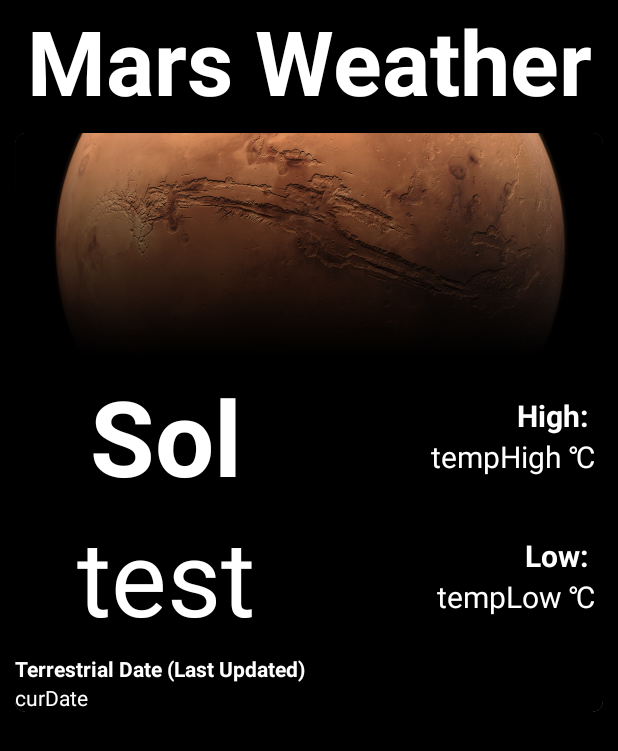
After one commit to ETS-Android1/NASA_Android_App, an Android app: the layout activity_mars_weather.xml on its own in the app's theme, with its tools: preview values and no code run, on a phone screen of 412 x 824 dp. The commit adds this screen. Shown: the top 751 px of the screen. Run offline under Robolectric (Android 15) with nearby library versions, the phone set to English and light mode, and no system bars.

Commit message:
Implementation of Mars Weather activity

```diff
--- a/app/build.gradle
+++ b/app/build.gradle
@@ -37,6 +37,7 @@ dependencies {
     implementation 'androidx.constraintlayout:constraintlayout:2.1.3'
     implementation 'com.squareup.picasso:picasso:2.71828'
     implementation 'com.github.jgabrielfreitas:BlurImageView:1.0.1'
+    implementation 'com.google.android.material:material:1.0.0'
     testImplementation 'junit:junit:4.+'
     androidTestImplementation 'androidx.test.ext:junit:1.1.3'
     androidTestImplementation 'androidx.test.espresso:espresso-core:3.4.0'
--- a/app/src/main/AndroidManifest.xml
+++ b/app/src/main/AndroidManifest.xml
@@ -12,6 +12,9 @@
         android:roundIcon="@mipmap/ic_launcher_round"
         android:supportsRtl="true"
         android:theme="@style/Theme.FinalProject">
+        <activity
+            android:name=".MarsWeatherActivity"
+            android:exported="false" />
         <activity
             android:name=".ShowSavedImageActivity"
             android:exported="false" />
--- a/app/src/main/java/com/example/finalproject/DrawerBaseActivity.java
+++ b/app/src/main/java/com/example/finalproject/DrawerBaseActivity.java
@@ -1,19 +1,17 @@
 package com.example.finalproject;
 
+import android.content.Intent;
+import android.view.Menu;
+import android.view.MenuItem;
+import android.view.View;
+import android.widget.FrameLayout;
+
 import androidx.annotation.NonNull;
-import androidx.appcompat.app.ActionBar;
 import androidx.appcompat.app.ActionBarDrawerToggle;
 import androidx.appcompat.app.AppCompatActivity;
 import androidx.appcompat.widget.Toolbar;
 import androidx.core.view.GravityCompat;
 import androidx.drawerlayout.widget.DrawerLayout;
-
-import android.content.Intent;
-import android.os.Bundle;
-import android.view.Menu;
-import android.view.MenuItem;
-import android.view.View;
-import android.widget.FrameLayout;
 
 import com.google.android.material.navigation.NavigationView;
 
@@ -59,7 +57,7 @@ public class DrawerBaseActivity extends AppCompatActivity implements NavigationV
                 overridePendingTransition(0,0);
                 break;
             case R.id.redplanet:
-                startActivity(new Intent(this, MainActivity.class));
+                startActivity(new Intent(this, MarsWeatherActivity.class));
                 overridePendingTransition(0,0);
                 break;
             case R.id.rocketship:
@@ -93,7 +91,7 @@ public class DrawerBaseActivity extends AppCompatActivity implements NavigationV
                 overridePendingTransition(0,0);
                 break;
             case R.id.redplanet:
-                startActivity(new Intent(this, MainActivity.class));
+                startActivity(new Intent(this, MarsWeatherActivity.class));
                 overridePendingTransition(0,0);
                 break;
             case R.id.rocketship:
--- /dev/null
+++ b/app/src/main/java/com/example/finalproject/MarsWeatherActivity.java
@@ -0,0 +1,115 @@
+package com.example.finalproject;
+
+import android.os.AsyncTask;
+import android.os.Build;
+import android.os.Bundle;
+import android.util.Log;
+import android.widget.TextView;
+
+import androidx.annotation.RequiresApi;
+import androidx.appcompat.app.AppCompatActivity;
+
+import com.google.android.material.card.MaterialCardView;
+
+import org.json.JSONObject;
+
+import java.io.BufferedReader;
+import java.io.InputStream;
+import java.io.InputStreamReader;
+import java.net.HttpURLConnection;
+import java.net.URL;
+import java.time.LocalDateTime;
+import java.time.format.DateTimeFormatter;
+import java.util.Locale;
+
+public class MarsWeatherActivity extends AppCompatActivity {
+
+    TextView currentSol;
+    TextView tempHigh;
+    TextView tempLow;
+    TextView currentDate;
+    MaterialCardView weatherDisplayCardView;
+    String weatherSol, weatherTempHigh, weatherTempLow, formattedDate;
+
+
+    @Override
+    protected void onCreate(Bundle savedInstanceState) {
+        super.onCreate(savedInstanceState);
+        setContentView(R.layout.activity_mars_weather);
+
+        //set title of nav drawer to activity name
+//        final NavigationView navigationView = (NavigationView) findViewById(R.id.nav_view);
+//        View headView = navigationView.getHeaderView(0);
+//        ((TextView) headView.findViewById(R.id.activityTitle)).setText("Mars Weather");
+
+        currentSol = findViewById(R.id.solDisplay);
+        tempHigh = findViewById(R.id.tempHighDisplay);
+        tempLow = findViewById(R.id.tempLowDisplay);
+        currentDate = findViewById(R.id.currentDateDisplay);
+        weatherDisplayCardView = findViewById(R.id.weatherCardView);
+
+        MarsWeatherQuery req = new MarsWeatherQuery();
+        req.execute("https://api.maas2.apollorion.com/");
+
+    }
+
+    class MarsWeatherQuery extends AsyncTask<String, Integer, String> {
+
+        @RequiresApi(api = Build.VERSION_CODES.O)
+        @Override
+        protected String doInBackground(String... args) {
+            try {
+                URL url = new URL(args[0]);
+
+                HttpURLConnection urlConnection = (HttpURLConnection) url.openConnection();
+
+                InputStream input = urlConnection.getInputStream();
+
+                BufferedReader reader = new BufferedReader(new InputStreamReader(input, "UTF-8"), 8);
+                StringBuilder sb = new StringBuilder();
+
+                String line = null;
+                while ((line = reader.readLine()) != null) {
+                    sb.append(line + "\n");
+                }
+                String result = sb.toString();
+                JSONObject weatherData = new JSONObject(result);
+
+                weatherSol = weatherData.getString("sol");
+                weatherTempHigh = weatherData.getString("max_temp");
+                weatherTempLow = weatherData.getString("min_temp");
+                String tempString = weatherData.getString("terrestrial_date");
+
+                LocalDateTime date = LocalDateTime.parse(tempString, DateTimeFormatter.ISO_OFFSET_DATE_TIME);
+                formattedDate = date.format(DateTimeFormatter.ofPattern("MMMM d, uuuu", Locale.CANADA));
+                Log.d("Date", String.valueOf(date));
+                Log.d("Date", String.valueOf(formattedDate));
+
+
+
+            } catch (Exception e) {
+                e.printStackTrace();
+            }
+
+            return "Done";
+        }
+
+        @Override
+        protected void onProgressUpdate(Integer... args) {
+            super.onProgressUpdate(args);
+        }
+
+        @RequiresApi(api = Build.VERSION_CODES.O)
+        @Override
+        protected void onPostExecute(String s) {
+            super.onPostExecute(s);
+            currentSol.setText(weatherSol);
+            tempHigh.setText(weatherTempHigh + "\u2103");
+            tempLow.setText(weatherTempLow + "\u2103");
+
+            currentDate.setText(formattedDate);
+        }
+    }
+
+
+}
--- a/app/src/main/java/com/example/finalproject/ShowImageActivity.java
+++ b/app/src/main/java/com/example/finalproject/ShowImageActivity.java
@@ -19,7 +19,7 @@ import androidx.cardview.widget.CardView;
 
 import com.example.finalproject.databinding.ActivityShowImageBinding;
 import com.google.android.material.navigation.NavigationView;
-//import com.jgabrielfreitas.core.BlurImageView;
+import com.jgabrielfreitas.core.BlurImageView;
 
 import org.json.JSONObject;
 
@@ -34,7 +34,7 @@ import java.net.URL;
 public class ShowImageActivity extends DrawerBaseActivity {
 
     ImageView image;
-    //BlurImageView bgImage;
+    BlurImageView bgImage;
     CardView imageDisplayCardView;
     TextView selImageTitle;
     TextView imageDescription;
@@ -74,7 +74,7 @@ public class ShowImageActivity extends DrawerBaseActivity {
 
         selImageTitle = findViewById(R.id.imageTitle);
         image = findViewById(R.id.iotdImageDisplay);
-        //bgImage = findViewById(R.id.showImageBackground);
+        bgImage = findViewById(R.id.showImageBackground);
         imageDescription = findViewById(R.id.imageDescription);
         hdURL = findViewById(R.id.hdLink);
         dateDisplay = findViewById(R.id.dateDisplay);
@@ -160,8 +160,8 @@ public class ShowImageActivity extends DrawerBaseActivity {
         protected void onPostExecute(String s) {
             super.onPostExecute(s);
             image.setImageBitmap(imageBitmap);
-            //bgImage.setImageBitmap(imageBitmap);
-            //bgImage.setBlur(20);
+            bgImage.setImageBitmap(imageBitmap);
+            bgImage.setBlur(20);
             selImageTitle.setText(imgTitle);
             imageDescription.setText(imageDesc);
             dateDisplay.setText(datePassed);
--- /dev/null
+++ b/app/src/main/res/drawable/fade_out_gradient.xml
@@ -0,0 +1,11 @@
+<shape xmlns:android="http://schemas.android.com/apk/res/android"
+    android:shape="rectangle" >
+
+    <gradient
+        android:angle="90"
+        android:endColor="#00000000"
+        android:startColor="@android:color/black" />
+
+    <corners android:radius="0dp" />
+
+</shape>
--- /dev/null
+++ b/app/src/main/res/layout/activity_mars_weather.xml
@@ -0,0 +1,205 @@
+<?xml version="1.0" encoding="utf-8"?>
+<androidx.constraintlayout.widget.ConstraintLayout xmlns:android="http://schemas.android.com/apk/res/android"
+    xmlns:app="http://schemas.android.com/apk/res-auto"
+    xmlns:tools="http://schemas.android.com/tools"
+    android:layout_width="match_parent"
+    android:layout_height="match_parent"
+    android:background="@color/black"
+    tools:context=".MarsWeatherActivity">
+
+    <TextView
+        android:id="@+id/activityTitle"
+        android:layout_width="match_parent"
+        android:layout_height="wrap_content"
+        android:textColor="@color/white"
+        android:textSize="60dp"
+        android:textStyle="bold"
+        android:text="Mars Weather"
+        android:gravity="center"
+        android:textAlignment="center"
+        app:layout_constraintEnd_toEndOf="parent"
+        app:layout_constraintStart_toStartOf="parent"
+        app:layout_constraintTop_toTopOf="parent"
+        app:layout_constraintBottom_toTopOf="@id/weatherCardView">
+    </TextView>
+
+    <com.google.android.material.card.MaterialCardView
+        android:id="@+id/weatherCardView"
+        android:layout_width="match_parent"
+        android:layout_height="wrap_content"
+        android:layout_marginStart="10dp"
+        android:layout_marginTop="8dp"
+        android:layout_marginEnd="10dp"
+        app:cardCornerRadius="7dp"
+        app:cardElevation="8dp"
+        app:layout_constraintEnd_toEndOf="parent"
+        app:layout_constraintStart_toStartOf="parent"
+        app:layout_constraintTop_toBottomOf="@+id/activityTitle"
+        android:background="@color/black">
+
+        <LinearLayout
+            android:layout_width="match_parent"
+            android:layout_height="match_parent"
+            android:orientation="vertical"
+            android:background="@color/black">
+
+                <FrameLayout
+                    android:layout_width="match_parent"
+                    android:layout_height="wrap_content">
+
+                    <ImageView
+                        android:layout_width="match_parent"
+                        android:layout_height="150dp"
+                        android:layout_gravity="center"
+                        android:layout_weight="1"
+                        android:adjustViewBounds="true"
+                        android:scaleType="centerCrop"
+                        android:src="@drawable/mars_planet"></ImageView>
+
+                    <View
+                        android:layout_width="match_parent"
+                        android:layout_height="150dp"
+                        android:background="@drawable/fade_out_gradient">
+
+                    </View>
+
+                </FrameLayout>
+
+            <LinearLayout
+                android:layout_width="match_parent"
+                android:layout_height="match_parent"
+                android:layout_margin="5dp"
+                android:baselineAligned="false"
+                android:orientation="horizontal">
+
+
+                <LinearLayout
+                    android:layout_width="match_parent"
+                    android:layout_height="wrap_content"
+                    android:layout_weight="1"
+                    android:orientation="vertical">
+
+                    <TextView
+                        android:id="@+id/solTitle"
+                        android:layout_width="match_parent"
+                        android:layout_height="wrap_content"
+                        android:gravity="center|top"
+                        android:text="Sol"
+                        android:textSize="70dp"
+                        android:textColor="@color/white"
+                        android:textStyle="bold">
+
+                    </TextView>
+
+                    <TextView
+                        android:id="@+id/solDisplay"
+                        android:layout_width="match_parent"
+                        android:layout_height="wrap_content"
+                        android:gravity="center"
+                        android:textColor="@color/white"
+                        android:text="test"
+                        android:textSize="70dp">
+
+                    </TextView>
+
+
+                </LinearLayout>
+
+                <LinearLayout
+                    android:layout_width="match_parent"
+                    android:layout_height="match_parent"
+                    android:layout_gravity="center"
+                    android:layout_weight="1"
+                    android:baselineAligned="false"
+                    android:orientation="vertical">
+
+                    <TextView
+                        android:id="@+id/tempHighTitle"
+                        android:layout_width="match_parent"
+                        android:layout_height="wrap_content"
+                        android:gravity="bottom|right"
+                        android:layout_weight="1"
+                        android:textColor="@color/white"
+                        android:text="High: "
+                        android:textSize="20dp"
+                        android:textStyle="bold">
+
+                    </TextView>
+
+                    <TextView
+                        android:id="@+id/tempHighDisplay"
+                        android:layout_width="match_parent"
+                        android:layout_height="wrap_content"
+                        android:gravity="right|top"
+                        android:layout_weight="1"
+                        android:textColor="@color/white"
+                        android:text="tempHigh \u2103"
+                        android:textSize="20dp">
+
+                    </TextView>
+
+
+                    <TextView
+                        android:id="@+id/tempLowTitle"
+                        android:layout_width="match_parent"
+                        android:layout_height="wrap_content"
+                        android:gravity="bottom|right"
+                        android:layout_weight="1"
+                        android:textColor="@color/white"
+                        android:text="Low: "
+                        android:textSize="20dp"
+                        android:textStyle="bold">
+
+                    </TextView>
+
+                    <TextView
+                        android:id="@+id/tempLowDisplay"
+                        android:layout_width="match_parent"
+                        android:layout_height="wrap_content"
+                        android:gravity="top|right"
+                        android:layout_weight="1"
+                        android:textColor="@color/white"
+                        android:text="tempLow \u2103"
+                        android:textSize="20dp">
+
+                    </TextView>
+
+                </LinearLayout>
+
+                <LinearLayout
+                    android:layout_width="wrap_content"
+                    android:layout_height="match_parent">
+
+
+                </LinearLayout>
+
+            </LinearLayout>
+            <LinearLayout
+                android:layout_width="match_parent"
+                android:layout_height="match_parent"
+                android:orientation="vertical">
+
+                <TextView
+                    android:id="@+id/currentDateTitle"
+                    android:layout_width="wrap_content"
+                    android:layout_height="wrap_content"
+                    android:textColor="@color/white"
+                    android:text="Terrestrial Date (Last Updated)"
+                    android:textStyle="bold">
+
+                </TextView>
+
+                <TextView
+                    android:id="@+id/currentDateDisplay"
+                    android:layout_width="wrap_content"
+                    android:layout_height="wrap_content"
+                    android:textColor="@color/white"
+                    android:text="curDate">
+
+                </TextView>
+
+            </LinearLayout>
+        </LinearLayout>
+    </com.google.android.material.card.MaterialCardView>
+
+</androidx.constraintlayout.widget.ConstraintLayout>
--- a/app/src/main/res/layout/activity_show_image.xml
+++ b/app/src/main/res/layout/activity_show_image.xml
@@ -7,15 +7,15 @@
     android:background="@color/black"
     tools:context=".ShowImageActivity">
 
-<!--    <com.jgabrielfreitas.core.BlurImageView-->
-<!--        android:id="@+id/showImageBackground"-->
-<!--        android:layout_width="match_parent"-->
-<!--        android:layout_height="match_parent"-->
-<!--        android:alpha="0.5"-->
-<!--        android:scaleType="centerCrop"-->
-<!--        app:radius="24">-->
+    <com.jgabrielfreitas.core.BlurImageView
+        android:id="@+id/showImageBackground"
+        android:layout_width="match_parent"
+        android:layout_height="match_parent"
+        android:alpha="0.5"
+        android:scaleType="centerCrop"
+        app:radius="24">
 
-<!--    </com.jgabrielfreitas.core.BlurImageView>-->
+    </com.jgabrielfreitas.core.BlurImageView>
 
     <ScrollView
         android:layout_width="match_parent"
```
Also changed, not shown: app/src/main/res/drawable/mars_planet.jpg (added).
